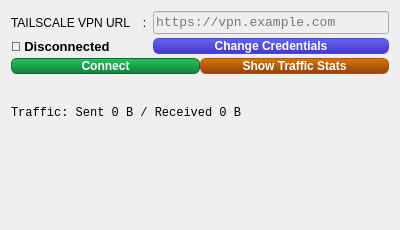
The window that pygui/windows/tab_widget.ui (Arean82/Tailscale-Headscale-Client) describes before a commit, drawn with Qt 5.
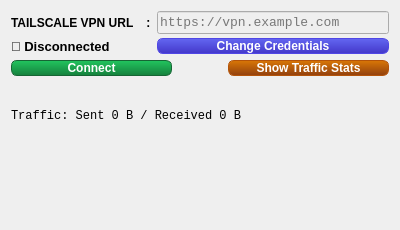
The same window after the commit.

The edit to the form file:
```diff
--- a/pygui/windows/tab_widget.ui
+++ b/pygui/windows/tab_widget.ui
@@ -16,6 +16,11 @@
    </property>
    <item row="0" column="0">
     <widget class="QLabel" name="labelUrl">
+     <property name="font">
+      <font>
+       <bold>true</bold>
+      </font>
+     </property>
      <property name="text">
       <string>TAILSCALE VPN URL    :</string>
      </property>
@@ -78,6 +83,9 @@
    </item>
    <item row="2" column="0" colspan="2">
     <layout class="QHBoxLayout" name="hLayoutButtons">
+     <property name="spacing">
+      <number>16</number>
+     </property>
      <item>
       <widget class="QPushButton" name="btn_connect">
        <property name="styleSheet">
@@ -103,6 +111,22 @@
        </property>
       </widget>
      </item>
+     <item>
+      <spacer name="horizontalSpacer">
+       <property name="orientation">
+        <enum>Qt::Orientation::Horizontal</enum>
+       </property>
+       <property name="sizeType">
+        <enum>QSizePolicy::Policy::Fixed</enum>
+       </property>
+       <property name="sizeHint" stdset="0">
+        <size>
+         <width>40</width>
+         <height>20</height>
+        </size>
+       </property>
+      </spacer>
+     </item>
      <item>
       <widget class="QPushButton" name="btnShowStats">
        <property name="styleSheet">
```
Left out of the diff: 44 changed lines with no effect on the pictures.
